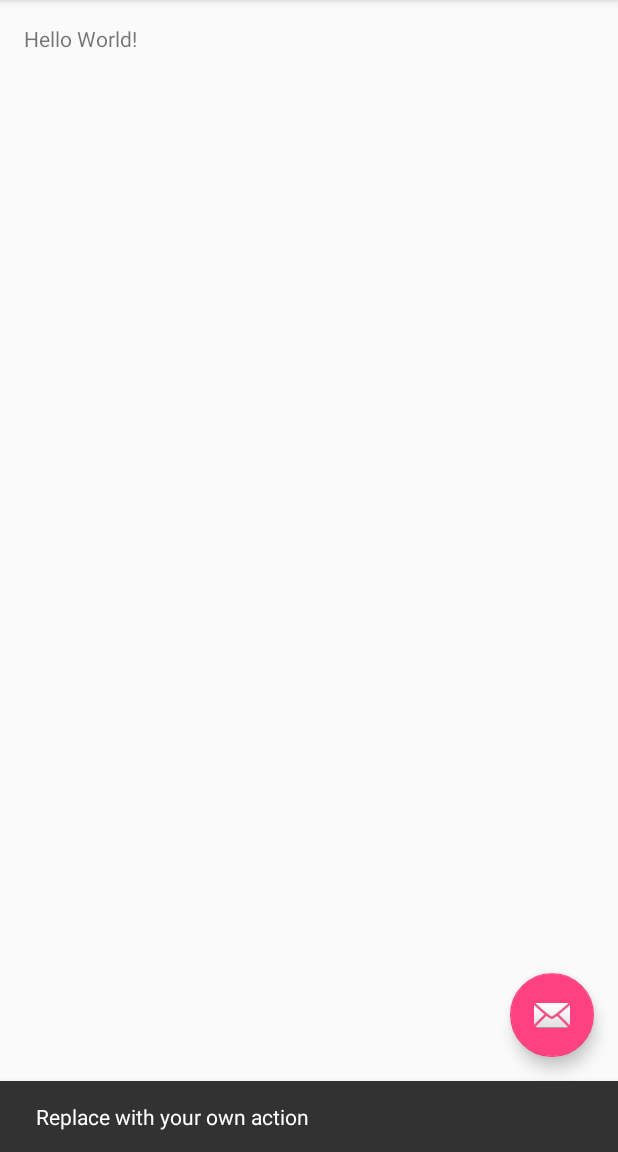
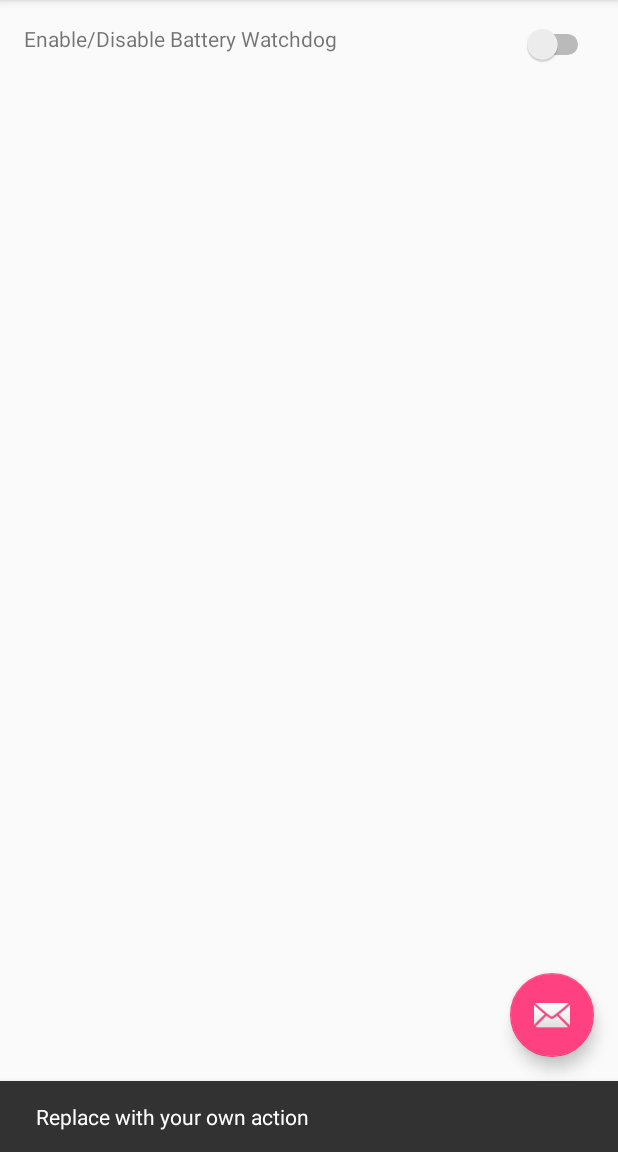
Before and after one commit to vaginessa/BatteryChargingWatchdog, an Android app: the screen it shows after launch (MainActivity), after a tap on an icon or button, on a phone screen of 412 x 824 dp, the part 84-1236 px from its top. Run offline under Robolectric (Android 15) with nearby library versions, the phone set to English and light mode, and no system bars.

```diff
--- a/app/src/main/AndroidManifest.xml
+++ b/app/src/main/AndroidManifest.xml
@@ -18,6 +18,12 @@
                 <category android:name="android.intent.category.LAUNCHER" />
             </intent-filter>
         </activity>
+        <receiver android:name=".PowerConnectionReceiver">
+            <intent-filter>
+                <action android:name="android.intent.action.ACTION_POWER_CONNECTED"/>
+                <action android:name="android.intent.action.ACTION_POWER_DISCONNECTED"/>
+            </intent-filter>
+        </receiver>
     </application>
 
 </manifest>
--- a/app/src/main/java/ch/ebhardjan/batterychargingwatchdog/MainActivity.java
+++ b/app/src/main/java/ch/ebhardjan/batterychargingwatchdog/MainActivity.java
@@ -1,13 +1,16 @@
 package ch.ebhardjan.batterychargingwatchdog;
 
+import android.content.SharedPreferences;
 import android.os.Bundle;
 import android.support.design.widget.FloatingActionButton;
 import android.support.design.widget.Snackbar;
 import android.support.v7.app.AppCompatActivity;
 import android.support.v7.widget.Toolbar;
-import android.view.View;
 import android.view.Menu;
 import android.view.MenuItem;
+import android.view.View;
+import android.widget.CompoundButton;
+import android.widget.Switch;
 
 public class MainActivity extends AppCompatActivity {
 
@@ -24,6 +27,17 @@ public class MainActivity extends AppCompatActivity {
             public void onClick(View view) {
                 Snackbar.make(view, "Replace with your own action", Snackbar.LENGTH_LONG)
                         .setAction("Action", null).show();
+            }
+        });
+
+        Switch onOff = (Switch) findViewById(R.id.on_off);
+        onOff.setOnCheckedChangeListener(new CompoundButton.OnCheckedChangeListener() {
+            @Override
+            public void onCheckedChanged(CompoundButton buttonView, boolean isChecked) {
+                if (isChecked) {
+                    SharedPreferences sp = getSharedPreferences(Config.sharedPrefs, getApplicationContext().MODE_ENABLE_WRITE_AHEAD_LOGGING);
+                    sp.edit().putBoolean(Config.active, true).apply();
+                }
             }
         });
     }
--- a/app/src/main/res/layout/content_main.xml
+++ b/app/src/main/res/layout/content_main.xml
@@ -15,5 +15,14 @@
     <TextView
         android:layout_width="wrap_content"
         android:layout_height="wrap_content"
-        android:text="Hello World!" />
+        android:text="@string/on_off"
+        android:id="@+id/textView" />
+
+    <Switch
+        android:layout_width="wrap_content"
+        android:layout_height="wrap_content"
+        android:id="@+id/on_off"
+        android:layout_alignTop="@+id/textView"
+        android:layout_alignParentEnd="true"
+        android:checked="false" />
 </RelativeLayout>
--- a/app/src/main/res/values/strings.xml
+++ b/app/src/main/res/values/strings.xml
@@ -1,4 +1,5 @@
 <resources>
     <string name="app_name">BatteryChargingWatchdog</string>
     <string name="action_settings">Settings</string>
+    <string name="on_off">Enable/Disable Battery Watchdog"</string>
 </resources>
```
Also changed, not shown: app/src/main/java/ch/ebhardjan/batterychargingwatchdog/Config.java (added, +12 -0 lines), app/src/main/java/ch/ebhardjan/batterychargingwatchdog/PowerConnectionReceiver.java (added, +134 -0 lines).
